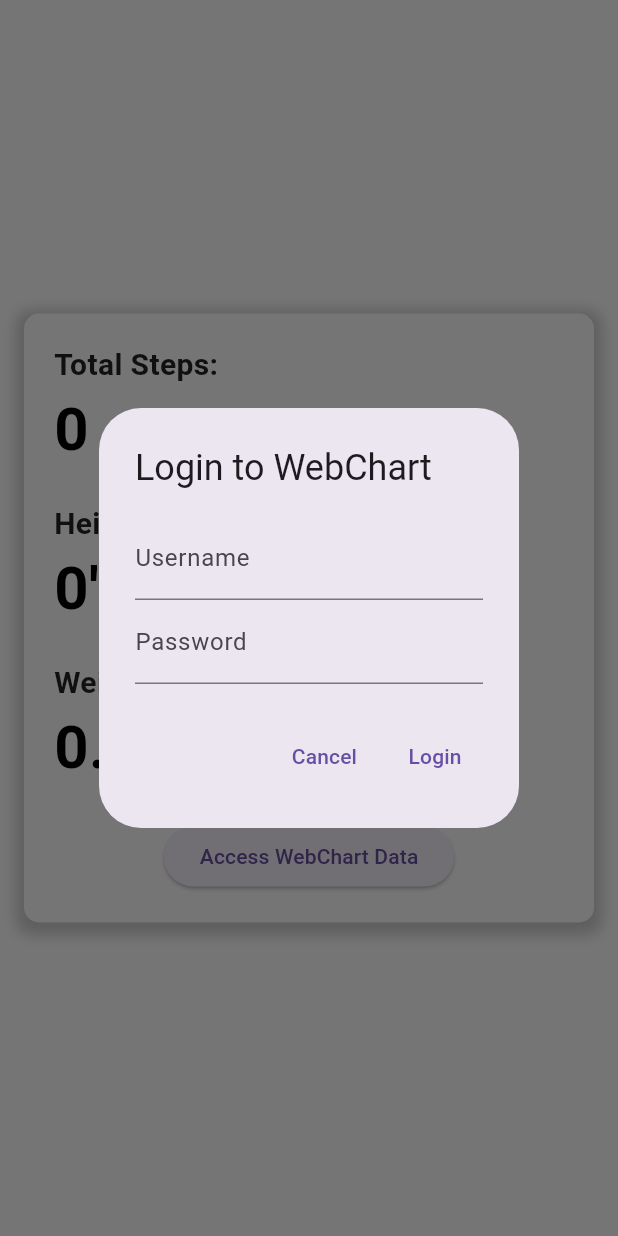
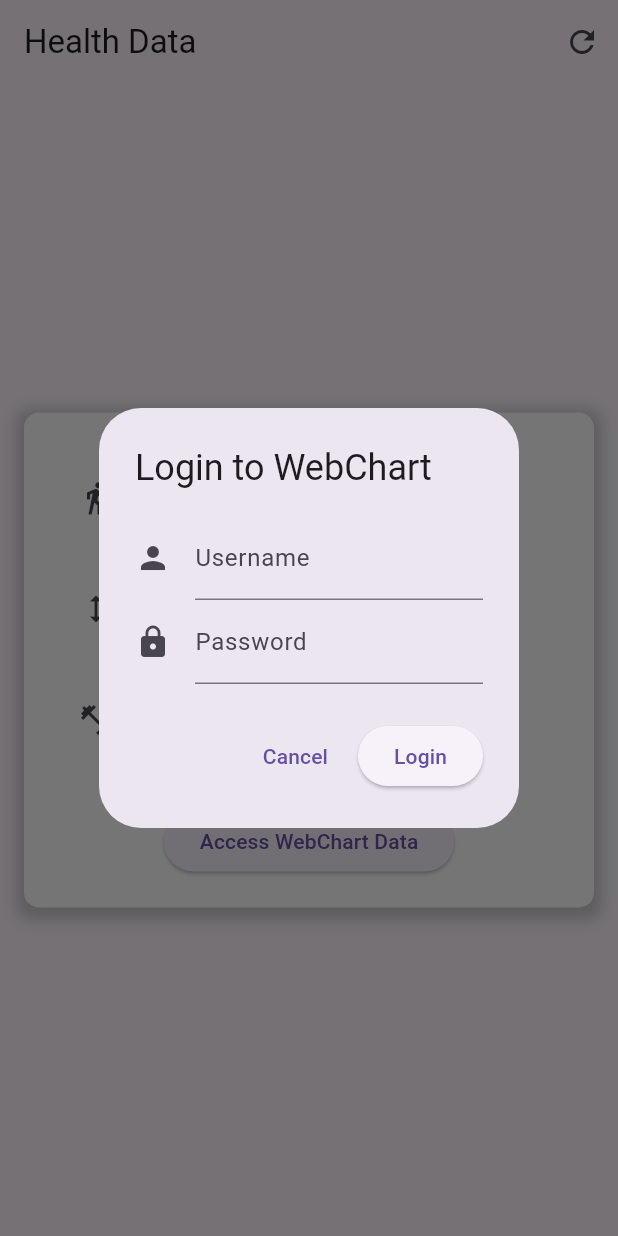
Before and after one commit to MSumukhi/Flutter, a Flutter app: the screen it shows after launch, after a tap on "Access WebChart Data", on a phone screen of 412 x 824 dp. Run offline on Flutter 3.47's test engine with Material 3 defaults, Android fonts, the phone set to English and light mode, and no system bars; missing offline and left inert: health.

Commit message:
Better UI with icons

```diff
--- a/MIE_health/flutter_application/lib/main.dart
+++ b/MIE_health/flutter_application/lib/main.dart
@@ -11,6 +11,10 @@ class MyApp extends StatelessWidget {
   @override
   Widget build(BuildContext context) {
     return MaterialApp(
+      theme: ThemeData(
+        primarySwatch: Colors.blue,
+        visualDensity: VisualDensity.adaptivePlatformDensity,
+      ),
       home: MyHomePage(),
     );
   }
@@ -200,6 +204,7 @@ class _MyHomePageState extends State<MyHomePage> {
                   },
                   decoration: InputDecoration(
                     labelText: 'Username',
+                    icon: Icon(Icons.person),
                   ),
                 ),
                 TextField(
@@ -209,6 +214,7 @@ class _MyHomePageState extends State<MyHomePage> {
                   obscureText: true,
                   decoration: InputDecoration(
                     labelText: 'Password',
+                    icon: Icon(Icons.lock),
                   ),
                 ),
               ],
@@ -221,7 +227,7 @@ class _MyHomePageState extends State<MyHomePage> {
                 Navigator.of(context).pop();
               },
             ),
-            TextButton(
+            ElevatedButton(
               child: Text('Login'),
               onPressed: () async {
                 Navigator.of(context).pop();
@@ -313,7 +319,15 @@ class _MyHomePageState extends State<MyHomePage> {
   @override
   Widget build(BuildContext context) {
     return Scaffold(
-      backgroundColor: Colors.white,
+      appBar: AppBar(
+        title: Text('Health Data'),
+        actions: [
+          IconButton(
+            icon: Icon(Icons.refresh),
+            onPressed: fetchHealthData,
+          ),
+        ],
+      ),
       body: Center(
         child: Padding(
           padding: const EdgeInsets.all(16.0),
@@ -337,55 +351,20 @@ class _MyHomePageState extends State<MyHomePage> {
                   mainAxisSize: MainAxisSize.min,
                   crossAxisAlignment: CrossAxisAlignment.start,
                   children: [
-                    Text(
-                      'Total Steps:',
-                      style: TextStyle(
-                        fontSize: 20,
-                        fontWeight: FontWeight.bold,
-                        color: Colors.black87,
-                      ),
+                    ListTile(
+                      leading: Icon(Icons.directions_walk),
+                      title: Text('Total Steps:'),
+                      subtitle: Text('$_steps', style: TextStyle(fontSize: 24, fontWeight: FontWeight.bold)),
                     ),
-                    Text(
-                      '$_steps',
-                      style: TextStyle(
-                        fontSize: 40,
-                        fontWeight: FontWeight.bold,
-                        color: Colors.black,
-                      ),
+                    ListTile(
+                      leading: Icon(Icons.height),
+                      title: Text('Height:'),
+                      subtitle: Text(_formatHeight(_height), style: TextStyle(fontSize: 24, fontWeight: FontWeight.bold)),
                     ),
-                    SizedBox(height: 20),
-                    Text(
-                      'Height:',
-                      style: TextStyle(
-                        fontSize: 20,
-                        fontWeight: FontWeight.bold,
-                        color: Colors.black87,
-                      ),
-                    ),
-                    Text(
-                      _formatHeight(_height),
-                      style: TextStyle(
-                        fontSize: 40,
-                        fontWeight: FontWeight.bold,
-                        color: Colors.black,
-                      ),
-                    ),
-                    SizedBox(height: 20),
-                    Text(
-                      'Weight:',
-                      style: TextStyle(
-                        fontSize: 20,
-                        fontWeight: FontWeight.bold,
-                        color: Colors.black87,
-                      ),
-                    ),
-                    Text(
-                      '${_weight.toStringAsFixed(1)} lbs',
-                      style: TextStyle(
-                        fontSize: 40,
-                        fontWeight: FontWeight.bold,
-                        color: Colors.black,
-                      ),
+                    ListTile(
+                      leading: Icon(Icons.fitness_center),
+                      title: Text('Weight:'),
+                      subtitle: Text('${_weight.toStringAsFixed(1)} lbs', style: TextStyle(fontSize: 24, fontWeight: FontWeight.bold)),
                     ),
                     SizedBox(height: 20),
                     Center(
--- a/MIE_health/flutter_application/lib/patient_details_page.dart
+++ b/MIE_health/flutter_application/lib/patient_details_page.dart
@@ -173,12 +173,21 @@ class _PatientDetailsPageState extends State<PatientDetailsPage> {
     return Scaffold(
       appBar: AppBar(
         title: Text('Patient Details and Vitals'),
+        actions: [
+          IconButton(
+            icon: Icon(Icons.home),
+            onPressed: () {
+              Navigator.of(context).popUntil((route) => route.isFirst);
+            },
+          ),
+        ],
       ),
       body: Padding(
         padding: const EdgeInsets.all(16.0),
         child: ListView(
           children: [
             ExpansionTile(
+              leading: Icon(Icons.person),
               title: Text('Patient Details'),
               children: [
                 ListTile(title: Text('ID: ${widget.patientData['pat_id']}')),
@@ -204,6 +213,7 @@ class _PatientDetailsPageState extends State<PatientDetailsPage> {
               ],
             ),
             ExpansionTile(
+              leading: Icon(Icons.favorite),
               title: Text('Vitals'),
               children: [
                 ...widget.vitals.map((vital) {
```
